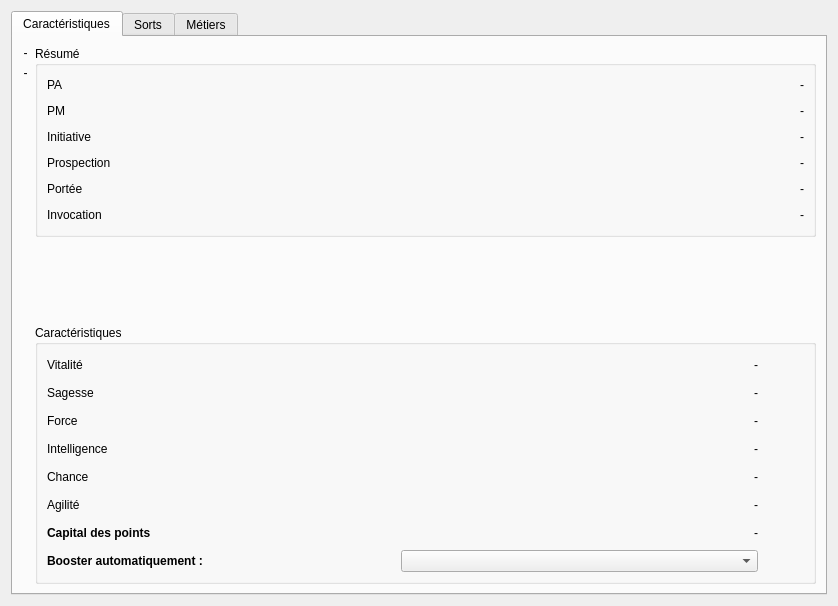
Qt form BotDofus/src/gui/main/forms/characterform.ui (josuesavy/BotDofus) before a commit.
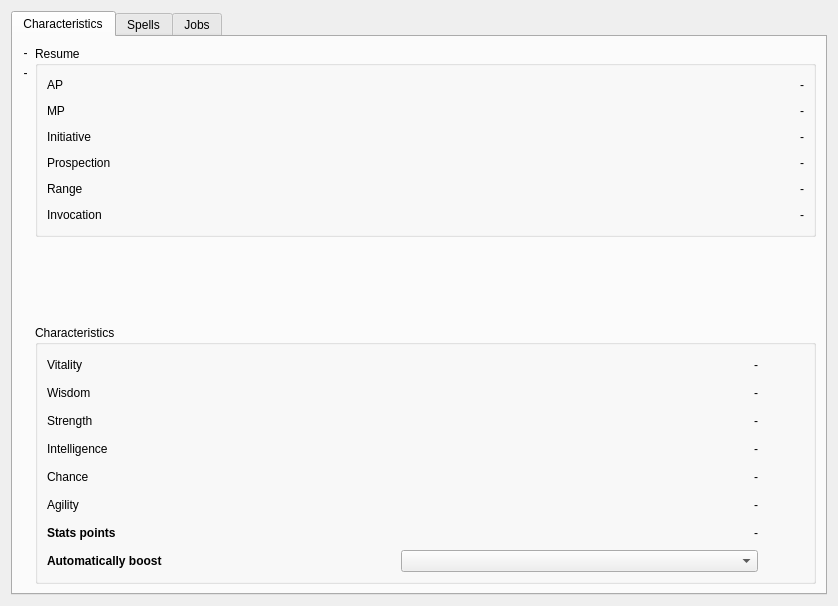
The same form after that commit. Icons and pictures are not drawn.

The edit to the form file:
```diff
--- a/BotDofus/src/gui/main/forms/characterform.ui
+++ b/BotDofus/src/gui/main/forms/characterform.ui
@@ -30,7 +30,7 @@
         <normaloff>:/icons/theater_16px.ico</normaloff>:/icons/theater_16px.ico</iconset>
       </attribute>
       <attribute name="title">
-       <string>Caractéristiques</string>
+       <string>Characteristics</string>
       </attribute>
       <layout class="QGridLayout" name="gridLayout_7">
        <item row="1" column="0">
@@ -58,7 +58,7 @@
           </sizepolicy>
          </property>
          <property name="title">
-          <string>Caractéristiques</string>
+          <string>Characteristics</string>
          </property>
          <layout class="QGridLayout" name="gridLayout_9">
           <item row="2" column="1">
@@ -113,7 +113,7 @@
           <item row="1" column="0">
            <widget class="QLabel" name="label_17">
             <property name="text">
-             <string>Sagesse</string>
+             <string>Wisdom</string>
             </property>
            </widget>
           </item>
@@ -127,7 +127,7 @@
           <item row="0" column="0">
            <widget class="QLabel" name="label_16">
             <property name="text">
-             <string>Vitalité</string>
+             <string>Vitality</string>
             </property>
            </widget>
           </item>
@@ -173,7 +173,7 @@
           <item row="2" column="0">
            <widget class="QLabel" name="label_18">
             <property name="text">
-             <string>Force</string>
+             <string>Strength</string>
             </property>
            </widget>
           </item>
@@ -206,7 +206,7 @@
           <item row="5" column="0">
            <widget class="QLabel" name="label_21">
             <property name="text">
-             <string>Agilité</string>
+             <string>Agility</string>
             </property>
            </widget>
           </item>
@@ -285,7 +285,7 @@
           <item row="6" column="0">
            <widget class="QLabel" name="label_22">
             <property name="text">
-             <string>&lt;html&gt;&lt;head/&gt;&lt;body&gt;&lt;p&gt;&lt;span style=&quot; font-weight:600;&quot;&gt;Capital des points&lt;/span&gt;&lt;/p&gt;&lt;/body&gt;&lt;/html&gt;</string>
+             <string>&lt;html&gt;&lt;head/&gt;&lt;body&gt;&lt;p&gt;&lt;span style=&quot; font-weight:600;&quot;&gt;Stats points&lt;/span&gt;&lt;/p&gt;&lt;/body&gt;&lt;/html&gt;</string>
             </property>
            </widget>
           </item>
@@ -436,7 +436,7 @@
           <item row="7" column="0">
            <widget class="QLabel" name="label">
             <property name="text">
-             <string>&lt;html&gt;&lt;head/&gt;&lt;body&gt;&lt;p&gt;&lt;span style=&quot; font-weight:600;&quot;&gt;Booster automatiquement :&lt;/span&gt;&lt;/p&gt;&lt;/body&gt;&lt;/html&gt;</string>
+             <string>&lt;html&gt;&lt;head/&gt;&lt;body&gt;&lt;p&gt;&lt;span style=&quot; font-weight:600;&quot;&gt;Automatically boost&lt;/span&gt;&lt;/p&gt;&lt;/body&gt;&lt;/html&gt;</string>
             </property>
            </widget>
           </item>
@@ -505,7 +505,7 @@
           </sizepolicy>
          </property>
          <property name="title">
-          <string>Résumé</string>
+          <string>Resume</string>
          </property>
          <layout class="QGridLayout" name="gridLayout_8">
           <item row="0" column="2">
@@ -601,7 +601,7 @@
              </sizepolicy>
             </property>
             <property name="text">
-             <string>PM</string>
+             <string>MP</string>
             </property>
            </widget>
           </item>
@@ -662,7 +662,7 @@
              </sizepolicy>
             </property>
             <property name="text">
-             <string>Portée</string>
+             <string>Range</string>
             </property>
            </widget>
           </item>
@@ -704,7 +704,7 @@
              </sizepolicy>
             </property>
             <property name="text">
-             <string>PA</string>
+             <string>AP</string>
             </property>
            </widget>
           </item>
@@ -807,7 +807,7 @@
         <normaloff>:/icons/magic_wand_2_16px.ico</normaloff>:/icons/magic_wand_2_16px.ico</iconset>
       </attribute>
       <attribute name="title">
-       <string>Sorts</string>
+       <string>Spells</string>
       </attribute>
       <layout class="QGridLayout" name="gridLayout_10">
        <property name="leftMargin">
@@ -861,7 +861,7 @@
         <normaloff>:/icons/ax_16px.ico</normaloff>:/icons/ax_16px.ico</iconset>
       </attribute>
       <attribute name="title">
-       <string>Métiers</string>
+       <string>Jobs</string>
       </attribute>
       <layout class="QGridLayout" name="gridLayout_11">
        <property name="leftMargin">
```
Left out of the diff: 16 changed lines with no effect on the pictures.
